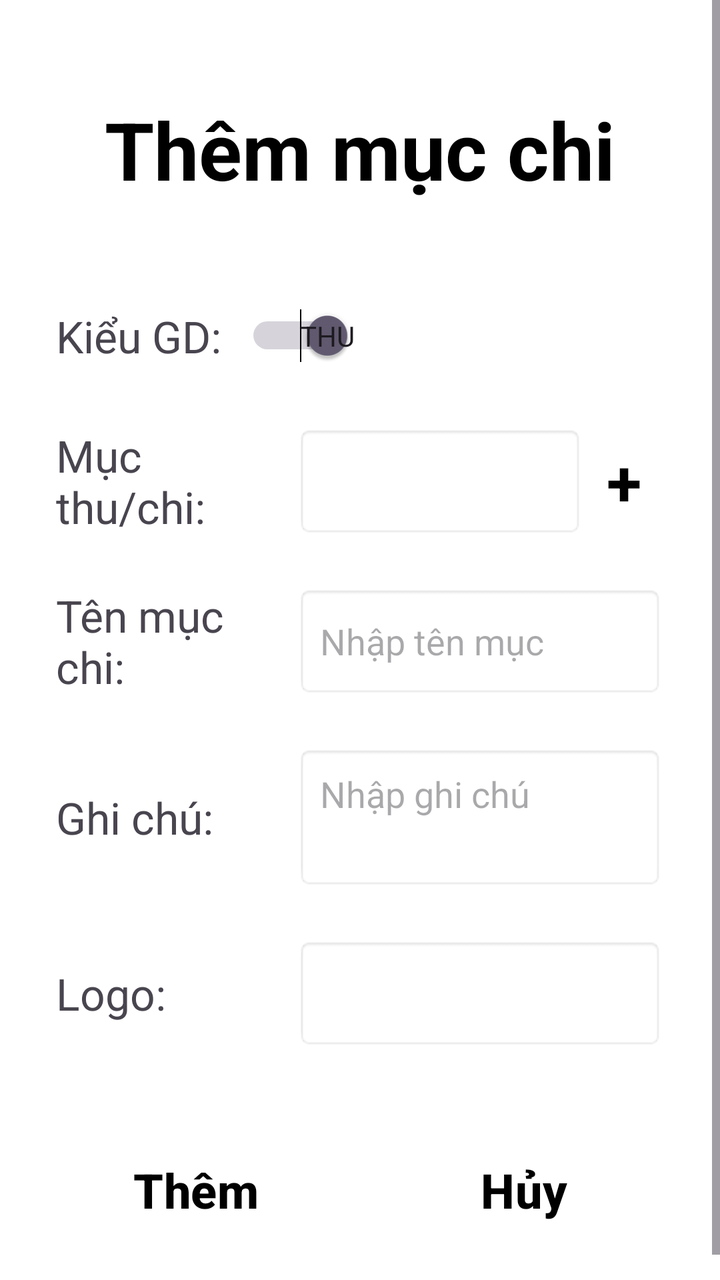
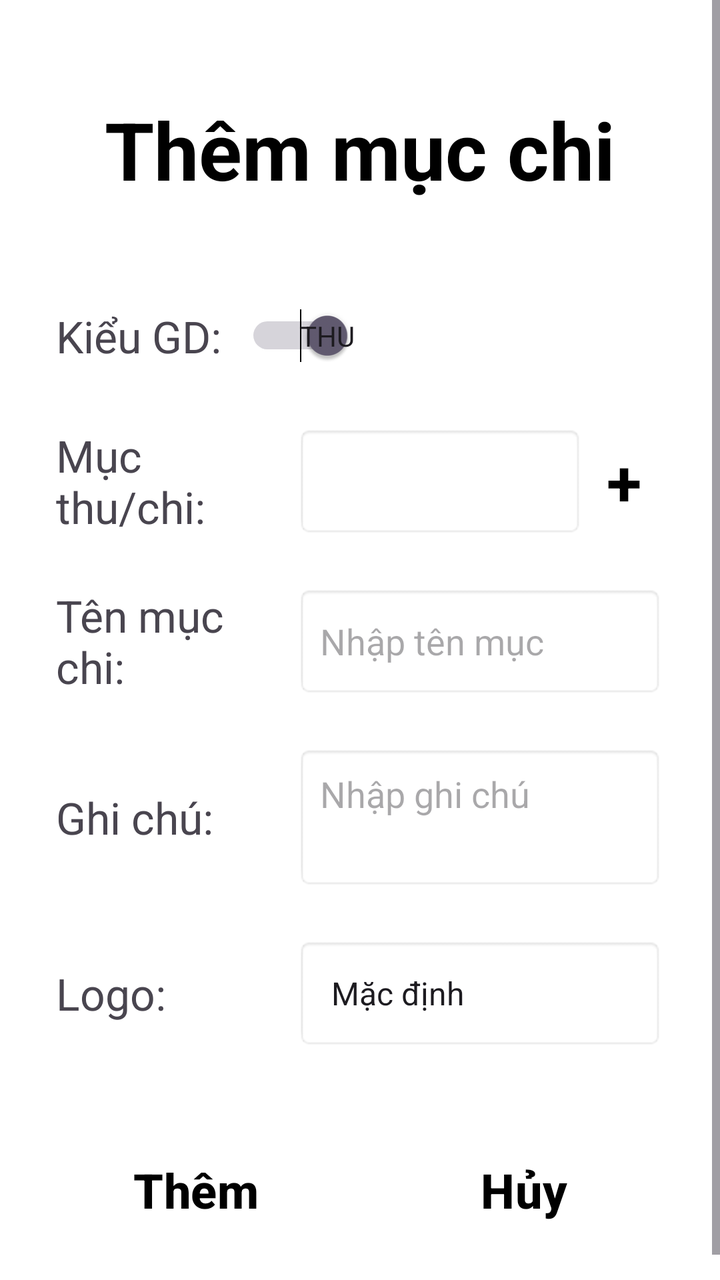

Before-and-after screenshots of an Android layout around one commit, followed by the original layout XML and the change that was made.
<!-- AndroidManifest.xml: application theme Theme.Mywallet -->
<!-- res/layout/add_category.xml -->
<?xml version="1.0" encoding="utf-8"?>
<ScrollView xmlns:android="http://schemas.android.com/apk/res/android"
    android:layout_width="match_parent"
    android:layout_height="match_parent"
    android:background="#FFFFFF"
    android:fillViewport="true"
    android:id="@+id/addCategory">

    <LinearLayout
        android:layout_width="match_parent"
        android:layout_height="wrap_content"
        android:orientation="vertical"
        android:paddingStart="28dp"
        android:paddingTop="48dp"
        android:paddingEnd="28dp"
        android:paddingBottom="32dp">

        <TextView
            android:id="@+id/tvAddTransactionTitle"
            android:layout_width="match_parent"
            android:layout_height="wrap_content"
            android:gravity="center"
            android:text="Thêm mục chi"
            android:textColor="#000000"
            android:textSize="40sp"
            android:textStyle="bold" />

        <LinearLayout
            android:layout_width="wrap_content"
            android:layout_height="wrap_content"
            android:layout_marginTop="52dp"
            android:gravity="center_vertical"
            android:orientation="horizontal">

            <TextView
                android:layout_width="wrap_content"
                android:layout_height="wrap_content"
                android:text="Kiểu GD:"
                android:textSize="22sp" />

            <Switch
                android:id="@+id/switchTransactionType"
                android:layout_width="wrap_content"
                android:layout_height="wrap_content"
                android:layout_marginStart="12dp"
                android:checked="true"
                android:showText="true"
                android:textOff="Chi"
                android:textOn="Thu" />
        </LinearLayout>

        <LinearLayout
            android:layout_width="match_parent"
            android:layout_height="wrap_content"
            android:layout_marginTop="30dp"
            android:gravity="center_vertical"
            android:orientation="horizontal">

            <TextView
                android:layout_width="120dp"
                android:layout_height="wrap_content"
                android:text="Mục\nthu/chi:"
                android:textSize="22sp" />

            <Spinner
                android:id="@+id/spinnerCategory"
                android:layout_width="0dp"
                android:layout_height="56dp"
                android:layout_weight="1"
                android:background="@android:drawable/editbox_background" />

            <TextView
                android:id="@+id/btnAddCategory"
                android:layout_width="40dp"
                android:layout_height="56dp"
                android:clickable="true"
                android:contentDescription="Thêm mục thu hoặc chi"
                android:focusable="true"
                android:gravity="center"
                android:text="+"
                android:textColor="#000000"
                android:textSize="32sp"
                android:textStyle="bold" />
        </LinearLayout>

        <LinearLayout
            android:layout_width="match_parent"
            android:layout_height="wrap_content"
            android:layout_marginTop="24dp"
            android:gravity="center_vertical"
            android:orientation="horizontal">

            <TextView
                android:id="@+id/tvCategoryName"
                android:layout_width="120dp"
                android:layout_height="wrap_content"
                android:text="Tên mục chi:"
                android:textSize="22sp" />

            <EditText
                android:id="@+id/edtCategoryName"
                android:layout_width="0dp"
                android:layout_height="56dp"
                android:layout_weight="1"
                android:background="@android:drawable/editbox_background"
                android:hint="Nhập tên mục"
                android:inputType="textCapSentences"
                android:paddingStart="12dp"
                android:textSize="18sp" />
        </LinearLayout>

        <LinearLayout
            android:layout_width="match_parent"
            android:layout_height="wrap_content"
            android:layout_marginTop="24dp"
            android:gravity="center_vertical"
            android:orientation="horizontal">

            <TextView
                android:layout_width="120dp"
                android:layout_height="wrap_content"
                android:text="Ghi chú:"
                android:textSize="22sp" />

            <EditText
                android:id="@+id/edtNote"
                android:layout_width="0dp"
                android:layout_height="72dp"
                android:layout_weight="1"
                android:background="@android:drawable/editbox_background"
                android:gravity="top|start"
                android:hint="Nhập ghi chú"
                android:inputType="textMultiLine"
                android:padding="12dp"
                android:textSize="18sp" />
        </LinearLayout>

        <LinearLayout
            android:layout_width="match_parent"
            android:layout_height="wrap_content"
            android:layout_marginTop="24dp"
            android:gravity="center_vertical"
            android:orientation="horizontal">

            <TextView
                android:layout_width="120dp"
                android:layout_height="wrap_content"
                android:text="Logo:"
                android:textSize="22sp" />

            <Spinner
                android:id="@+id/spinnerCategoryLogo"
                android:layout_width="0dp"
                android:layout_height="56dp"
                android:layout_weight="1"
                android:background="@android:drawable/editbox_background" />

        </LinearLayout>

        <LinearLayout
            android:layout_width="match_parent"
            android:layout_height="wrap_content"
            android:layout_marginTop="44dp"
            android:orientation="horizontal">

            <Button
                android:id="@+id/btnSaveTransaction"
                android:layout_width="0dp"
                android:layout_height="wrap_content"
                android:layout_weight="1"
                android:background="@android:color/transparent"
                android:text="Thêm"
                android:textColor="#000000"
                android:textSize="24sp"
                android:textStyle="bold" />

            <Button
                android:id="@+id/btnCancelTransaction"
                android:layout_width="0dp"
                android:layout_height="wrap_content"
                android:layout_marginStart="24dp"
                android:layout_weight="1"
                android:background="@android:color/transparent"
                android:text="Hủy"
                android:textColor="#000000"
                android:textSize="24sp"
                android:textStyle="bold" />
        </LinearLayout>
    </LinearLayout>
</ScrollView>
<!-- resources referenced by this layout -->
<resources>
  <style name="Theme.Mywallet" parent="Base.Theme.Mywallet" />
  <style name="Base.Theme.Mywallet" parent="Theme.Material3.DayNight.NoActionBar">
          
          
      </style>
</resources>

<!-- the commit's change to res/layout/add_category.xml (unified diff, before → after) -->
@@ -4,7 +4,8 @@
     android:layout_height="match_parent"
     android:background="#FFFFFF"
     android:fillViewport="true"
-    android:id="@+id/addCategory">
+    android:id="@+id/addCategory"
+    android:fitsSystemWindows="true">
 
     <LinearLayout
         android:layout_width="match_parent"
@@ -150,6 +151,7 @@
 
             <Spinner
                 android:id="@+id/spinnerCategoryLogo"
+                android:entries="@array/category_logos"
                 android:layout_width="0dp"
                 android:layout_height="56dp"
                 android:layout_weight="1"
<!-- resource entries referenced after the edit -->
@@ -1,5 +1,12 @@
 <!-- resources referenced by this layout -->
 <resources>
+  <string-array name="category_logos">
+          <item>Mặc định</item>
+          <item>food.png</item>
+          <item>shopping.png</item>
+          <item>salary.png</item>
+          <item>bonus.png</item>
+      </string-array>
   <style name="Theme.Mywallet" parent="Base.Theme.Mywallet" />
   <style name="Base.Theme.Mywallet" parent="Theme.Material3.DayNight.NoActionBar">
           
